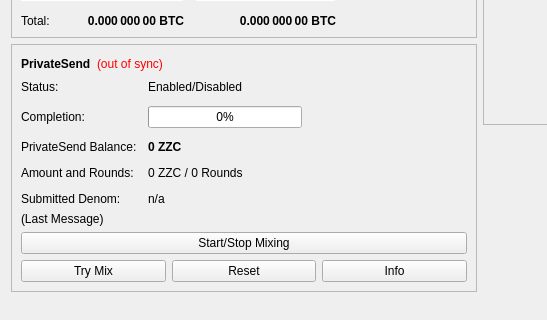
This is src/qt/forms/overviewpage.ui in ZoZoCoin/ZoZo-blockchain as Qt 5 draws it before an edit; both pictures show x 0 to 547 and y 178 to 498 of the 960 by 585 pixel window. The edited form follows.
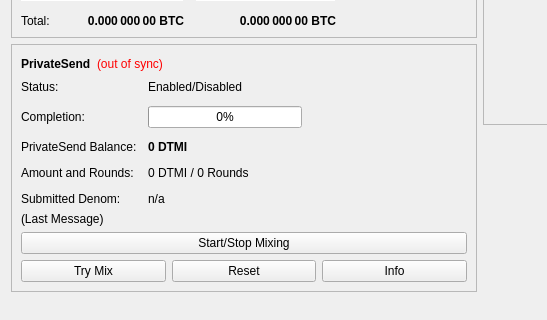
This is the edited form.

Diff of the .ui file:
```diff
--- a/src/qt/forms/overviewpage.ui
+++ b/src/qt/forms/overviewpage.ui
@@ -511,7 +511,7 @@
                </font>
               </property>
               <property name="text">
-               <string notr="true">0 ZZC</string>
+               <string notr="true">0 DTMI</string>
               </property>
              </widget>
             </item>
@@ -525,7 +525,7 @@
             <item row="3" column="1">
              <widget class="QLabel" name="labelAmountRounds">
               <property name="text">
-               <string>0 ZZC / 0 Rounds</string>
+               <string>0 DTMI / 0 Rounds</string>
               </property>
              </widget>
             </item>
```
Left out of the diff: 6 changed lines with no effect on the pictures.
